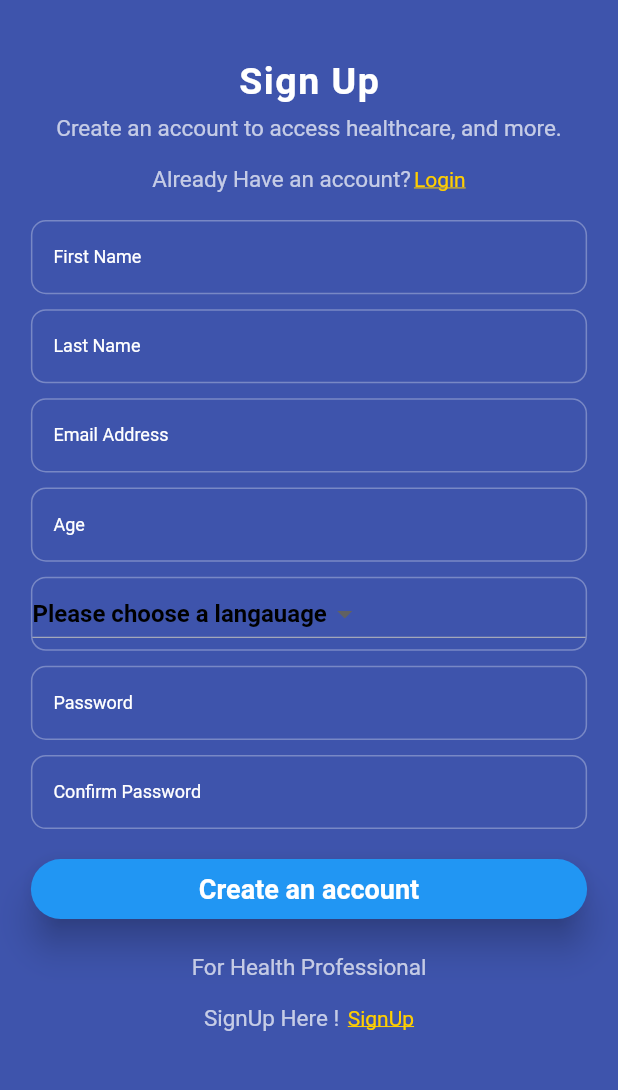
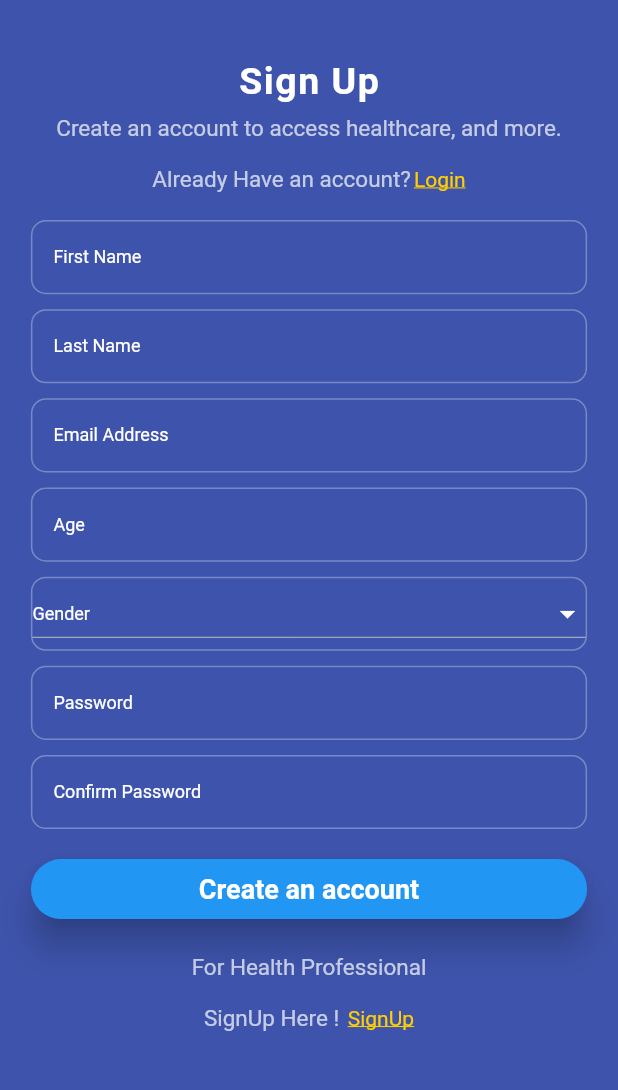
Before and after one commit to piyushyadavNP/DoctorG_FYP, a Flutter app: the Signup screen opened by its route, on a phone screen of 412 x 824 dp, the part 47-1137 px from its top. Run offline on Flutter 3.47's test engine with Material 2 defaults, Android fonts, the phone set to English and light mode, and no system bars; our stand-ins replace cloud_firestore, firebase_auth, firebase_core, google_fonts, table_calendar; accounts and stored records are empty.

Commit message:
minor Refactor to dropdown menu on signup page

```diff
--- a/lib/screens/doctor_page.dart
+++ b/lib/screens/doctor_page.dart
@@ -32,7 +32,7 @@ class _DoctorPageState extends State<DoctorPage> {
           child: Column(
             children: [
               UserInfoCard(
-                profileIcon: true,
+                profileIcon: false,
               ),
               Container(
                 margin: const EdgeInsets.all(10),
--- a/lib/screens/login_page.dart
+++ b/lib/screens/login_page.dart
@@ -130,7 +130,7 @@ class _LoginPageState extends State<LoginPage> {
               isImage: false,
               onPressed: () => login(),
               size: MediaQuery.of(context).size.width * 0.9,
-              color: Color.fromARGB(255, 60, 63, 104),
+              color: Colors.blue,
               text: message,
             ),
             const SizedBox(
--- a/lib/widget/button.dart
+++ b/lib/widget/button.dart
@@ -23,21 +23,22 @@ class MaterialCommonButton extends StatelessWidget {
         height: 40,
         width: size,
         child: ElevatedButton(
-          child: isImage == false
-              ? Text(
-                  text!,
-                  style: TextStyle(fontSize: 18, fontWeight: FontWeight.bold),
-                )
-              : image,
           onPressed: onPressed,
           style: ElevatedButton.styleFrom(
             elevation: 10,
-            primary: color,
-            onPrimary: Colors.white,
+            backgroundColor: color,
+            foregroundColor: Colors.white,
             shape: RoundedRectangleBorder(
               borderRadius: BorderRadius.circular(25.0),
             ),
           ),
+          child: isImage == false
+              ? Text(
+                  text!,
+                  style: const TextStyle(
+                      fontSize: 18, fontWeight: FontWeight.bold),
+                )
+              : image,
         ));
   }
 }
--- a/lib/widget/drop_down.dart
+++ b/lib/widget/drop_down.dart
@@ -1,3 +1,4 @@
+import 'package:doctor/constant/colors.dart';
 import 'package:flutter/material.dart';
 import 'package:flutter/src/widgets/container.dart';
 import 'package:flutter/src/widgets/framework.dart';
@@ -22,27 +23,30 @@ class _DropDownFieldState extends State<DropDownField> {
             width: MediaQuery.of(context).size.width * 0.9,
             decoration: BoxDecoration(
                 border: Border.all(
-                  color: Color(0xFFFFFFFF).withOpacity(0.3),
+                  color: const Color(0xFFFFFFFF).withOpacity(0.3),
                 ),
                 borderRadius: BorderRadius.circular(10)),
             child: DropdownButton<String>(
               value: _chosenValue,
-              //elevation: 5,
-              style: TextStyle(color: Colors.black),
-
+              dropdownColor: Colors.blue,
+              isExpanded: true,
+              iconEnabledColor: white,
+              style: const TextStyle(fontSize: 12, color: Colors.white),
               items: <String>['Male', 'Female', 'Other']
                   .map<DropdownMenuItem<String>>((String value) {
                 return DropdownMenuItem<String>(
                   value: value,
-                  child: Text(value),
+                  child: Padding(
+                    padding: const EdgeInsets.all(8.0),
+                    child: Text(
+                      value,
+                    ),
+                  ),
                 );
               }).toList(),
               hint: const Text(
-                "Please choose a langauage",
-                style: TextStyle(
-                    color: Colors.black,
-                    fontSize: 16,
-                    fontWeight: FontWeight.w600),
+                "Gender",
+                style: TextStyle(color: white, fontSize: 12),
               ),
               onChanged: (String? value) {
                 setState(() {
```
